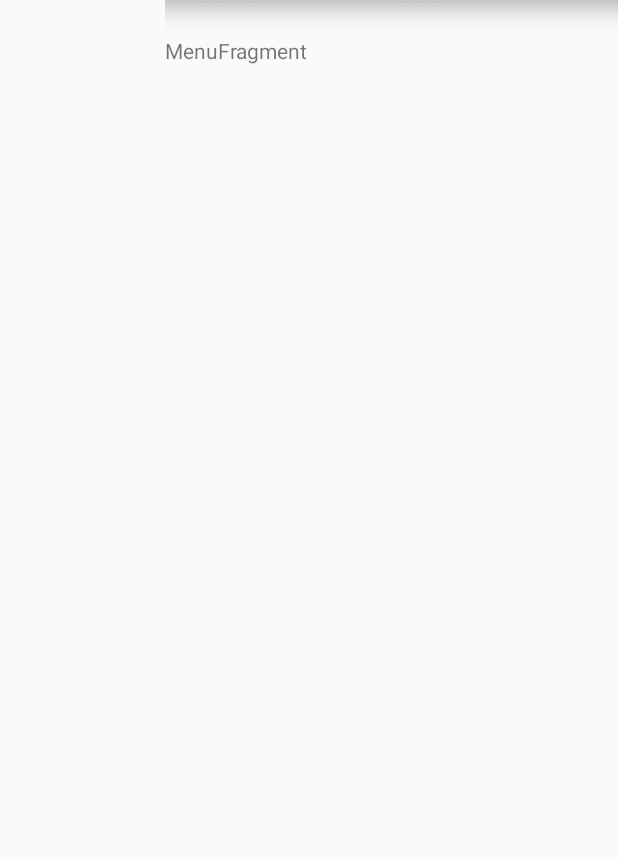
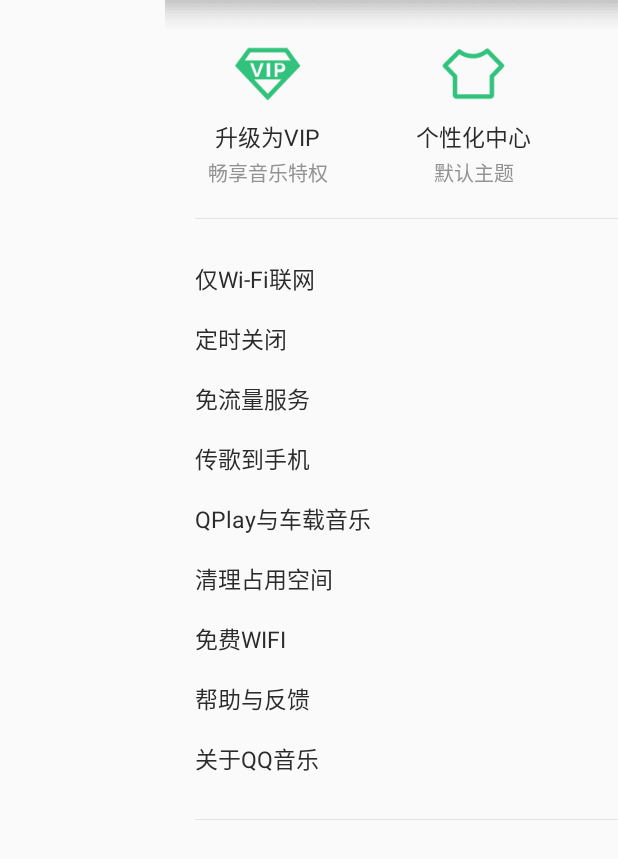
Before and after one commit to IKnowYouKnow/QQMusic-1, an Android app: the MenuFragment screen opened directly, with no data from a screen before it, on a phone screen of 412 x 824 dp. Shown: the top 859 px of the screen. Run offline under Robolectric (Android 15) with nearby library versions, the phone set to English and light mode, and no system bars; our stand-ins replace ButterKnife, CircleImageView; pictures from the network do not load.

Commit message:
左侧菜单

```diff
--- a/app/src/main/java/com/youyan/qqmusic/main/view/MenuFragment.java
+++ b/app/src/main/java/com/youyan/qqmusic/main/view/MenuFragment.java
@@ -5,13 +5,20 @@ import android.support.annotation.Nullable;
 import android.view.LayoutInflater;
 import android.view.View;
 import android.view.ViewGroup;
+import android.widget.TextView;
 
 import com.youyan.qqmusic.R;
 import com.youyan.qqmusic.base.BaseFragment;
 import com.youyan.qqmusic.util.StatusBarCompat;
 
+import butterknife.Bind;
+import butterknife.OnClick;
+
 
 public class MenuFragment extends BaseFragment {
+
+    @Bind(R.id.current_themename) TextView mCurThemename;
+
 
     @Override
     protected int getLayoutRes() {
@@ -24,4 +31,18 @@ public class MenuFragment extends BaseFragment {
         View view = super.onCreateView(inflater, container, savedInstanceState);
         return StatusBarCompat.setStatusHolder(view, R.drawable.sliding_menu_status_bar_gradient);
     }
+
+    @Override
+    public void onViewCreated(View view, @Nullable Bundle savedInstanceState) {
+        super.onViewCreated(view, savedInstanceState);
+        mCurThemename.setText("默认主题");
+    }
+
+    @OnClick({R.id.menu_item_myvip, R.id.menu_item_personalcenter, R.id.menu_item_notifycenter})
+    @Override
+    public void onClick(View v) {
+        switch (v.getId()) {
+
+        }
+    }
 }
--- /dev/null
+++ b/app/src/main/java/com/youyan/qqmusic/widget/MenuItem.java
@@ -0,0 +1,91 @@
+package com.youyan.qqmusic.widget;
+
+
+import android.content.Context;
+import android.content.res.TypedArray;
+import android.util.AttributeSet;
+import android.view.LayoutInflater;
+import android.view.View;
+import android.widget.CompoundButton;
+import android.widget.LinearLayout;
+import android.widget.Switch;
+import android.widget.TextView;
+
+import com.youyan.qqmusic.R;
+
+public class MenuItem extends LinearLayout {
+
+    public static final int TYPE_NONE = 0;
+    public static final int TYPE_HOT_POINT = 1;
+    public static final int TYPE_ON_OFF = 2;
+
+    private int mMenuType;
+    private Switch mSwitch;
+    private View mRedPoint;
+    private TextView mMenuTitle;
+
+    public MenuItem(Context context) {
+        this(context, null);
+    }
+
+    public MenuItem(Context context, AttributeSet attrs) {
+        this(context, attrs, 0);
+    }
+
+    public MenuItem(Context context, AttributeSet attrs, int defStyleAttr) {
+        super(context, attrs, defStyleAttr);
+        setOrientation(HORIZONTAL);
+        LayoutInflater.from(context).inflate(R.layout.menu_item, this, true);
+
+        mSwitch = (Switch) findViewById(R.id.item_switch);
+        mRedPoint = findViewById(R.id.red_point);
+        mMenuTitle = (TextView) findViewById(R.id.menu_title);
+
+        TypedArray ta = context.obtainStyledAttributes(attrs, R.styleable.MenuItem, 0, 0);
+        int menuType = ta.getInt(R.styleable.MenuItem_menuType, 0);
+        String menuTitle = ta.getString(R.styleable.MenuItem_menuTitle);
+        ta.recycle();
+
+        initMenu(menuType, menuTitle);
+    }
+
+    private void initMenu(int type, String title) {
+        mMenuTitle.setText(title);
+        setMenuType(type);
+    }
+
+    public void setMenuType(int type) {
+        if (mMenuType == type) {
+            return;
+        }
+        mMenuType = type;
+        switch (mMenuType) {
+            case TYPE_NONE:
+                mSwitch.setVisibility(GONE);
+                mRedPoint.setVisibility(GONE);
+                break;
+            case TYPE_HOT_POINT:
+                mSwitch.setVisibility(GONE);
+                mRedPoint.setVisibility(VISIBLE);
+                break;
+            case TYPE_ON_OFF:
+                mSwitch.setVisibility(VISIBLE);
+                mRedPoint.setVisibility(GONE);
+                break;
+            default:
+                break;
+        }
+    }
+
+    public void setMenuTitle(String title) {
+        mMenuTitle.setText(title);
+    }
+
+    public void showRedPoint(boolean show) {
+        mRedPoint.setVisibility(show ? VISIBLE : GONE);
+    }
+
+    public void setOnCheckChangeListener(CompoundButton.OnCheckedChangeListener listener) {
+        mSwitch.setOnCheckedChangeListener(listener);
+    }
+}
--- /dev/null
+++ b/app/src/main/res/drawable/red_point.xml
@@ -0,0 +1,6 @@
+<?xml version="1.0" encoding="utf-8"?>
+<shape xmlns:android="http://schemas.android.com/apk/res/android"
+    android:shape="oval">
+    <solid android:color="@color/red_point" />
+
+</shape>
--- a/app/src/main/res/layout/fragment_menu.xml
+++ b/app/src/main/res/layout/fragment_menu.xml
@@ -1,12 +1,25 @@
 <?xml version="1.0" encoding="utf-8"?>
-<LinearLayout xmlns:android="http://schemas.android.com/apk/res/android"
+<ScrollView xmlns:android="http://schemas.android.com/apk/res/android"
     android:layout_width="match_parent"
-    android:layout_height="match_parent"
-    android:orientation="vertical">
+    android:layout_height="match_parent">
 
-    <TextView
-        android:layout_width="wrap_content"
-        android:layout_height="wrap_content"
-        android:text="MenuFragment"/>
+    <LinearLayout
+        android:layout_width="match_parent"
+        android:layout_height="match_parent"
+        android:orientation="vertical">
 
-</LinearLayout>
+        <include layout="@layout/menu_head" />
+
+        <View
+            style="@style/Line"
+            android:layout_margin="@dimen/margin20" />
+
+        <include layout="@layout/menu_list" />
+
+        <View
+            style="@style/Line"
+            android:layout_margin="@dimen/margin20" />
+
+    </LinearLayout>
+
+</ScrollView>
--- /dev/null
+++ b/app/src/main/res/layout/menu_head.xml
@@ -0,0 +1,81 @@
+<?xml version="1.0" encoding="utf-8"?>
+<LinearLayout xmlns:android="http://schemas.android.com/apk/res/android"
+    android:layout_width="match_parent"
+    android:layout_height="wrap_content"
+    android:orientation="horizontal">
+
+    <LinearLayout
+        android:id="@+id/menu_item_myvip"
+        style="@style/MenuHeadItem">
+
+        <ImageView
+            android:layout_width="@dimen/menu_head_img_size"
+            android:layout_height="@dimen/menu_head_img_size"
+            android:src="@drawable/more_icon_myvip_normal" />
+
+        <TextView
+            android:layout_width="wrap_content"
+            android:layout_height="wrap_content"
+            android:layout_marginBottom="@dimen/margin2"
+            android:layout_marginTop="@dimen/margin5"
+            android:text="@string/upgrade_to_vip"
+            android:textColor="@color/text_primary"
+            android:textSize="@dimen/font15" />
+
+        <TextView
+            android:layout_width="wrap_content"
+            android:layout_height="wrap_content"
+            android:text="@string/enjoy_music_right"
+            android:textColor="@color/text_second"
+            android:textSize="@dimen/font13" />
+
+    </LinearLayout>
+
+    <LinearLayout
+        android:id="@+id/menu_item_personalcenter"
+        style="@style/MenuHeadItem">
+
+        <ImageView
+            android:layout_width="@dimen/menu_head_img_size"
+            android:layout_height="@dimen/menu_head_img_size"
+            android:src="@drawable/more_icon_personal_center" />
+
+        <TextView
+            android:layout_width="wrap_content"
+            android:layout_height="wrap_content"
+            android:layout_marginBottom="@dimen/margin2"
+            android:layout_marginTop="@dimen/margin5"
+            android:text="@string/personal_center"
+            android:textColor="@color/text_primary"
+            android:textSize="@dimen/font15" />
+
+        <TextView
+            android:id="@+id/current_themename"
+            android:layout_width="wrap_content"
+            android:layout_height="wrap_content"
+            android:textColor="@color/text_second"
+            android:textSize="@dimen/font13" />
+
+    </LinearLayout>
+
+    <LinearLayout
+        android:id="@+id/menu_item_notifycenter"
+        style="@style/MenuHeadItem">
+
+        <ImageView
+            android:layout_width="@dimen/menu_head_img_size"
+            android:layout_height="@dimen/menu_head_img_size"
+            android:src="@drawable/more_icon_notificationcenter" />
+
+        <TextView
+            android:layout_width="wrap_content"
+            android:layout_height="wrap_content"
+            android:layout_marginBottom="@dimen/margin2"
+            android:layout_marginTop="@dimen/margin5"
+            android:text="@string/notification_center"
+            android:textColor="@color/text_primary"
+            android:textSize="@dimen/font15" />
+
+    </LinearLayout>
+
+</LinearLayout>
--- /dev/null
+++ b/app/src/main/res/layout/menu_item.xml
@@ -0,0 +1,38 @@
+<?xml version="1.0" encoding="utf-8"?>
+<merge xmlns:android="http://schemas.android.com/apk/res/android"
+    android:layout_width="match_parent"
+    android:layout_height="match_parent">
+
+    <TextView
+        android:id="@+id/menu_title"
+        android:layout_width="0dp"
+        android:layout_height="wrap_content"
+        android:layout_gravity="center_vertical"
+        android:layout_weight="1"
+        android:textColor="@color/text_primary"
+        android:layout_marginLeft="@dimen/margin20"
+        android:textSize="@dimen/font15" />
+
+    <FrameLayout
+        android:layout_width="@dimen/menu_item_right_w"
+        android:layout_height="@dimen/menu_item_right_h"
+        android:layout_gravity="center_vertical">
+
+        <Switch
+            android:id="@+id/item_switch"
+            android:layout_width="wrap_content"
+            android:layout_height="wrap_content"
+            android:layout_gravity="center"
+            android:visibility="gone" />
+
+        <View
+            android:id="@+id/red_point"
+            android:layout_width="@dimen/red_point_size"
+            android:layout_height="@dimen/red_point_size"
+            android:layout_gravity="center"
+            android:background="@drawable/red_point"
+            android:visibility="gone" />
+
+    </FrameLayout>
+
+</merge>
--- /dev/null
+++ b/app/src/main/res/layout/menu_list.xml
@@ -0,0 +1,57 @@
+<?xml version="1.0" encoding="utf-8"?>
+<LinearLayout xmlns:android="http://schemas.android.com/apk/res/android"
+    xmlns:app="http://schemas.android.com/apk/res-auto"
+    android:layout_width="match_parent"
+    android:layout_height="wrap_content"
+    android:orientation="vertical">
+
+    <com.youyan.qqmusic.widget.MenuItem
+        android:id="@+id/item_wifi_only"
+        android:layout_width="match_parent"
+        android:layout_height="@dimen/menu_item_height"
+        app:menuTitle="@string/conn_wifi_only"
+        app:menuType="on_off"/>
+
+    <com.youyan.qqmusic.widget.MenuItem
+        android:id="@+id/item_timing_close"
+        android:layout_width="match_parent"
+        android:layout_height="@dimen/menu_item_height"
+        app:menuTitle="@string/close_on_time" />
+
+    <com.youyan.qqmusic.widget.MenuItem
+        android:layout_width="match_parent"
+        android:layout_height="@dimen/menu_item_height"
+        app:menuTitle="@string/free_flow_service"
+        app:menuType="hot_point"/>
+
+    <com.youyan.qqmusic.widget.MenuItem
+        android:layout_width="match_parent"
+        android:layout_height="@dimen/menu_item_height"
+        app:menuTitle="@string/copy_song_to_phone" />
+
+    <com.youyan.qqmusic.widget.MenuItem
+        android:layout_width="match_parent"
+        android:layout_height="@dimen/menu_item_height"
+        app:menuTitle="@string/qplay_and_carmusic" />
+
+    <com.youyan.qqmusic.widget.MenuItem
+        android:layout_width="match_parent"
+        android:layout_height="@dimen/menu_item_height"
+        app:menuTitle="@string/clear_space" />
+
+    <com.youyan.qqmusic.widget.MenuItem
+        android:layout_width="match_parent"
+        android:layout_height="@dimen/menu_item_height"
+        app:menuTitle="@string/free_wifi" />
+
+    <com.youyan.qqmusic.widget.MenuItem
+        android:layout_width="match_parent"
+        android:layout_height="@dimen/menu_item_height"
+        app:menuTitle="@string/help_and_feedback" />
+
+    <com.youyan.qqmusic.widget.MenuItem
+        android:layout_width="match_parent"
+        android:layout_height="@dimen/menu_item_height"
+        app:menuTitle="@string/about_qqmusic" />
+
+</LinearLayout>
--- /dev/null
+++ b/app/src/main/res/values/attrs.xml
@@ -0,0 +1,11 @@
+<?xml version="1.0" encoding="utf-8"?>
+<resources>
+    <declare-styleable name="MenuItem">
+        <attr name="menuTitle" format="string" />
+        <attr name="menuType" format="enum">
+            <enum name="none" value="0" />
+            <enum name="hot_point" value="1" />
+            <enum name="on_off" value="2" />
+        </attr>
+    </declare-styleable>
+</resources>
--- a/app/src/main/res/values/colors.xml
+++ b/app/src/main/res/values/colors.xml
@@ -5,9 +5,11 @@
     <color name="colorAccent">#FF4081</color>
 
     <color name="text_primary">#2b2b2b</color>
-    <color name="text_second">#d0d0d0</color>
+    <color name="text_second">#929292</color>
 
     <color name="white">#FFFFFF</color>
+    <color name="divider">#e5e5e5</color>
+    <color name="red_point">#fc4c24</color>
 
     <color name="guide_window_bg">#2B2B2B</color>
     <color name="guide_circle_normal">#a3a3a3</color>
--- a/app/src/main/res/values/dimens.xml
+++ b/app/src/main/res/values/dimens.xml
@@ -2,6 +2,9 @@
     <!-- Default screen margins, per the Android Design guidelines. -->
     <dimen name="activity_horizontal_margin">16dp</dimen>
     <dimen name="activity_vertical_margin">16dp</dimen>
+
+    <dimen name="line_height">0.2dp</dimen>
+    <dimen name="red_point_size">8dp</dimen>
 
     <dimen name="guide_skip_btn_h">20dp</dimen>
     <dimen name="guide_skip_btn_w">40dp</dimen>
@@ -23,6 +26,12 @@
     <dimen name="minibar_btn_play_size">30dp</dimen>
     <dimen name="minibar_album_size">45dp</dimen>
 
+    <dimen name="menu_head_height">90dp</dimen>
+    <dimen name="menu_head_img_size">50dp</dimen>
+    <dimen name="menu_item_right_w">70dp</dimen>
+    <dimen name="menu_item_right_h">30dp</dimen>
+    <dimen name="menu_item_height">40dp</dimen>
+
     <dimen name="margin2">2dp</dimen>
     <dimen name="margin5">5dp</dimen>
     <dimen name="margin10">10dp</dimen>
@@ -33,7 +42,9 @@
     <dimen name="padding5">5dp</dimen>
 
     <dimen name="font12">12sp</dimen>
+    <dimen name="font13">13sp</dimen>
     <dimen name="font14">14sp</dimen>
+    <dimen name="font15">15sp</dimen>
     <dimen name="font16">16sp</dimen>
     <dimen name="font18">18sp</dimen>
     <dimen name="font20">20sp</dimen>
--- a/app/src/main/res/values/strings.xml
+++ b/app/src/main/res/values/strings.xml
@@ -6,4 +6,20 @@
     <string name="search">搜索</string>
     <string name="minibar_default_text">QQ音乐 听我想听的歌</string>
 
+    <string name="upgrade_to_vip">升级为VIP</string>
+    <string name="enjoy_music_right">畅享音乐特权</string>
+    <string name="personal_center">个性化中心</string>
+    <string name="notification_center">消息中心</string>
+
+    <string name="conn_wifi_only">仅Wi-Fi联网</string>
+    <string name="close_on_time">定时关闭</string>
+    <string name="free_flow_service">免流量服务</string>
+    <string name="copy_song_to_phone">传歌到手机</string>
+    <string name="qplay_and_carmusic">QPlay与车载音乐</string>
+    <string name="clear_space">清理占用空间</string>
+    <string name="free_wifi">免费WIFI</string>
+    <string name="help_and_feedback">帮助与反馈</string>
+    <string name="about_qqmusic">关于QQ音乐</string>
+
+
 </resources>
--- a/app/src/main/res/values/styles.xml
+++ b/app/src/main/res/values/styles.xml
@@ -19,4 +19,18 @@
         <item name="android:windowBackground">@drawable/splash</item>
     </style>
 
+    <style name="MenuHeadItem">
+        <item name="android:layout_width">0dp</item>
+        <item name="android:layout_weight">1</item>
+        <item name="android:layout_height">match_parent</item>
+        <item name="android:orientation">vertical</item>
+        <item name="android:gravity">center_horizontal</item>
+    </style>
+
+    <style name="Line">
+        <item name="android:layout_width">match_parent</item>
+        <item name="android:layout_height">@dimen/line_height</item>
+        <item name="android:background">@color/divider</item>
+    </style>
+
 </resources>
```
Also changed, not shown: app/src/main/res/drawable-hdpi/more_icon_myvip_normal.png (added), app/src/main/res/drawable-hdpi/more_icon_notificationcenter.png (added), app/src/main/res/drawable-hdpi/more_icon_personal_center.png (added).
